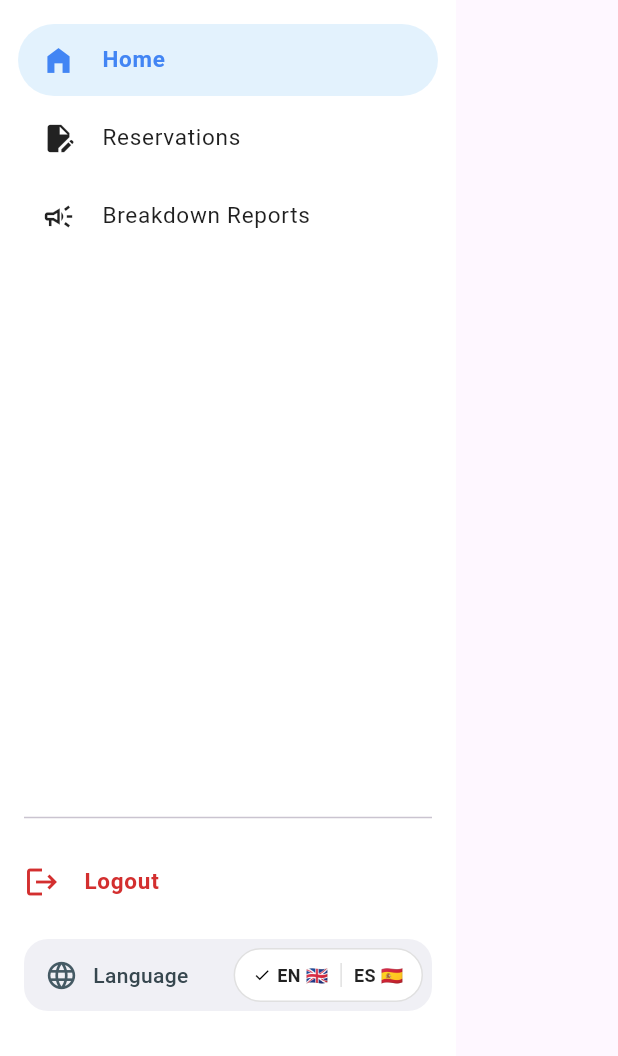
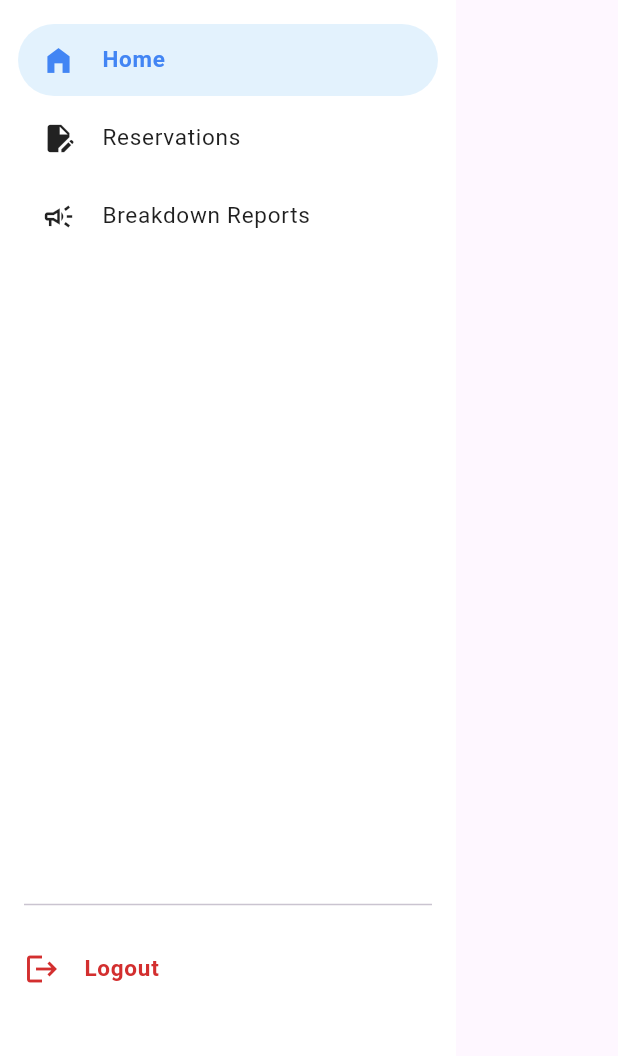
Before and after one commit to AplicacionesMovilesOrg/eduspace-flutter-app, a Flutter app: the SideMenu widget shown alone on an empty page, opened directly, on a phone screen of 412 x 824 dp, the part 180-1236 px from its top. Run offline on Flutter 3.47's test engine with Material 3 defaults, Android fonts, the light colour scheme and no system bars.

Commit message:
refactor: eliminated translate buttons

```diff
--- a/lib/presentation/widgets/side_menu.dart
+++ b/lib/presentation/widgets/side_menu.dart
@@ -49,7 +49,7 @@ class SideMenu extends StatelessWidget {
           const SizedBox(height: 16),
 
           // ------------------------------------------------
-          // 2. BODY (Nuevas Opciones del Menú)
+          // 2. BODY (Opciones del Menú)
           // ------------------------------------------------
           Expanded(
             child: ListView(
@@ -69,7 +69,7 @@ class SideMenu extends StatelessWidget {
 
                 // Opción 2: Reservations
                 _buildMenuItem(
-                  icon: Icons.edit_document, // Icono de lista con lápiz
+                  icon: Icons.edit_document,
                   text: 'Reservations',
                   isSelected: false,
                   activeColor: primaryBlue,
@@ -83,7 +83,7 @@ class SideMenu extends StatelessWidget {
 
                 // Opción 3: Breakdown Reports
                 _buildMenuItem(
-                  icon: Icons.campaign_outlined, // Icono de megáfono
+                  icon: Icons.campaign_outlined,
                   text: 'Breakdown Reports',
                   isSelected: false,
                   activeColor: primaryBlue,
@@ -99,7 +99,7 @@ class SideMenu extends StatelessWidget {
           ),
 
           // ------------------------------------------------
-          // 3. FOOTER (Logout y Lenguaje - Se mantienen igual)
+          // 3. FOOTER (Solo Logout)
           // ------------------------------------------------
           Padding(
             padding: const EdgeInsets.fromLTRB(16, 0, 16, 30),
@@ -120,56 +120,6 @@ class SideMenu extends StatelessWidget {
                   ),
                   onTap: () {},
                 ),
-
-                const SizedBox(height: 10),
-
-                // Selector de Idioma (Caja Gris Redondeada)
-                Container(
-                  padding: const EdgeInsets.all(6),
-                  decoration: BoxDecoration(
-                    color: const Color(0xFFF0F0F5),
-                    borderRadius: BorderRadius.circular(16),
-                  ),
-                  child: Row(
-                    mainAxisAlignment: MainAxisAlignment.spaceBetween,
-                    children: [
-                      // Texto "Language"
-                      Row(
-                        children: [
-                          const SizedBox(width: 8),
-                          Icon(Icons.language, color: Colors.blueGrey[700], size: 22),
-                          const SizedBox(width: 10),
-                          Text(
-                            'Language',
-                            style: menuTextStyle.copyWith(
-                              color: Colors.blueGrey[800],
-                              fontSize: 14
-                            ),
-                          ),
-                        ],
-                      ),
-
-                      // Toggle Switch
-                      Container(
-                        height: 36,
-                        padding: const EdgeInsets.symmetric(horizontal: 4),
-                        decoration: BoxDecoration(
-                          color: Colors.white,
-                          borderRadius: BorderRadius.circular(20),
-                          border: Border.all(color: Colors.grey.shade300),
-                        ),
-                        child: Row(
-                          mainAxisSize: MainAxisSize.min,
-                          children: [
-                            _buildLanguageOption('EN', '🇬🇧', true),
-                            Container(width: 1, height: 16, color: Colors.grey.shade300),
-                            _buildLanguageOption('ES', '🇪🇸', false),
-                          ],
-                        ),
-                      )
-                    ],
-                  ),
-                )
               ],
             ),
           ),
@@ -218,26 +168,4 @@ class SideMenu extends StatelessWidget {
       ),
     );
   }
-
-  Widget _buildLanguageOption(String code, String flag, bool isSelected) {
-    return Padding(
-      padding: const EdgeInsets.symmetric(horizontal: 8),
-      child: Row(
-        children: [
-          if (isSelected) ...[
-            const Icon(Icons.check, size: 12, color: Colors.black),
-            const SizedBox(width: 4),
-          ],
-          Text(
-            '$code $flag',
-            style: const TextStyle(
-              fontSize: 12,
-              fontWeight: FontWeight.bold,
-              color: Colors.black87,
-            ),
-          ),
-        ],
-      ),
-    );
-  }
 }
```
